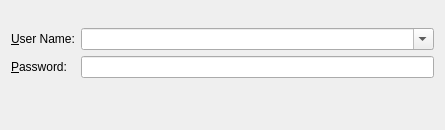
This is client/dlglogin.ui in tbikfalvi/Belenus as Qt 5 draws it before an edit. The edited form follows.
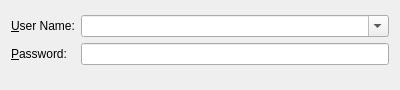
This is the edited form.

Diff of the .ui file:
```diff
--- a/client/dlglogin.ui
+++ b/client/dlglogin.ui
@@ -9,8 +9,8 @@
    <rect>
     <x>0</x>
     <y>0</y>
-    <width>445</width>
-    <height>130</height>
+    <width>400</width>
+    <height>90</height>
    </rect>
   </property>
   <property name="windowTitle">
```
